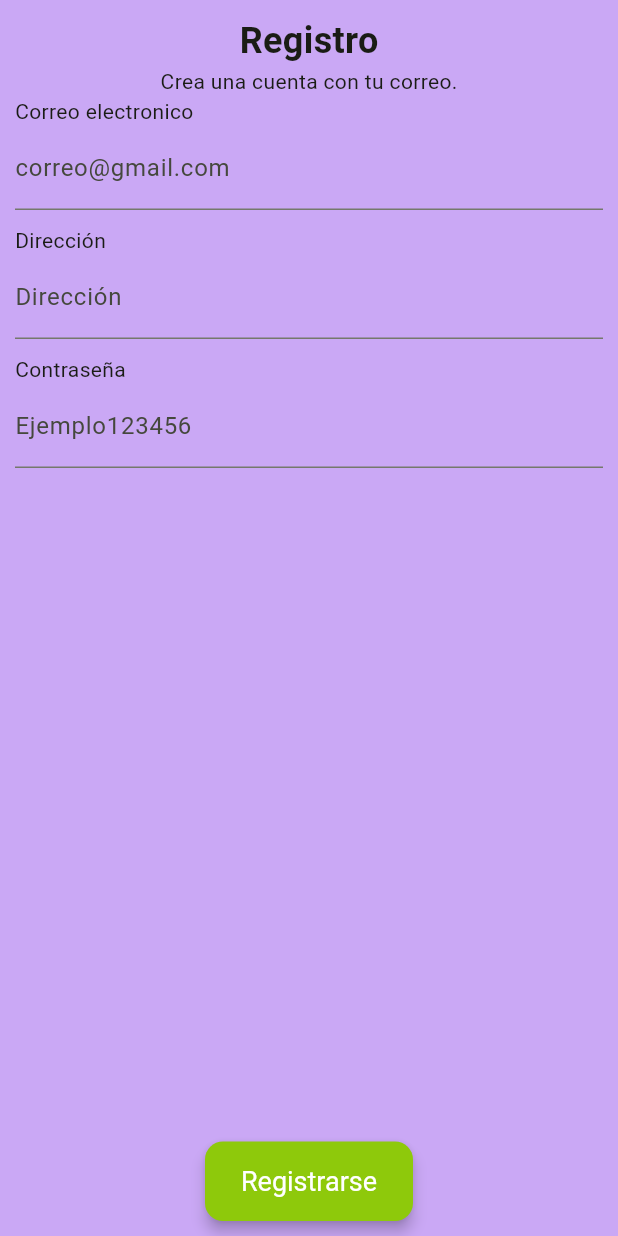
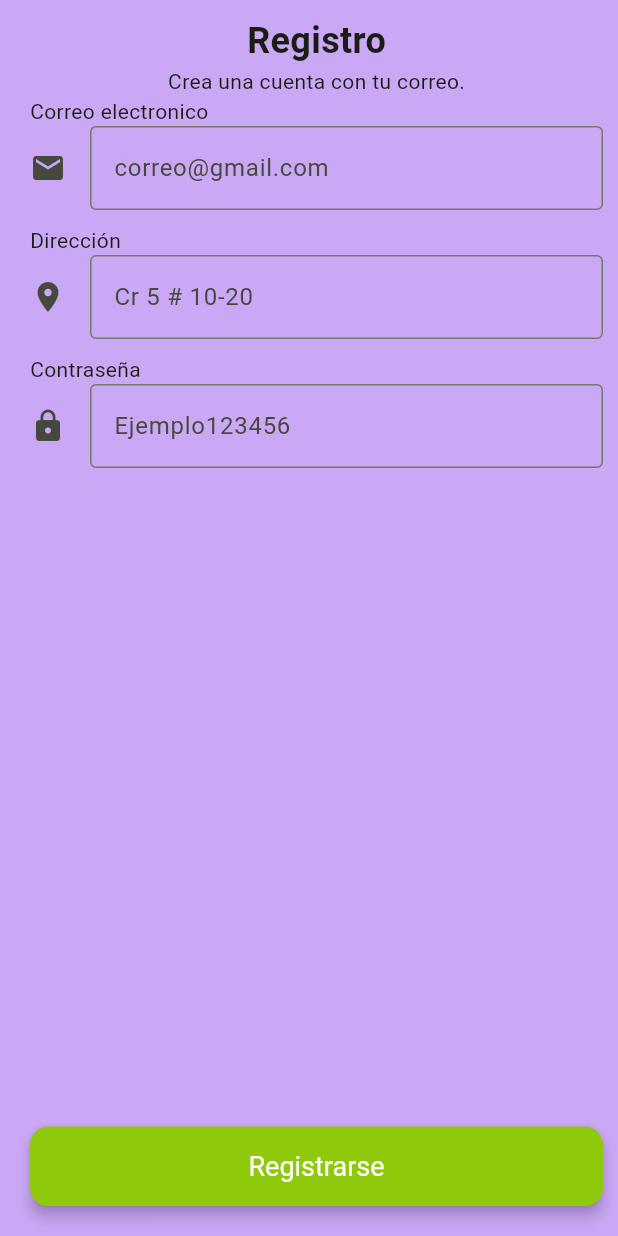
Before and after one commit to BrayanOB2003/recycling_app, a Flutter app: the screen it shows after launch, on a phone screen of 412 x 824 dp. Run offline on Flutter 3.47's test engine with Material 3 defaults, Android fonts, the phone set to English and light mode, and no system bars; our stand-ins replace cloud_firestore, firebase_auth, firebase_core, flutter_bloc; accounts and stored records are empty; Roboto replaces fonts that are missing (Inria Sans).

Commit message:
Mejoras de ux/ui en campos de texto y boton en progreso

```diff
--- a/lib/src/screens/auth/register_screen.dart
+++ b/lib/src/screens/auth/register_screen.dart
@@ -1,4 +1,5 @@
 import 'package:flutter/material.dart';
+import 'package:flutter/widgets.dart';
 import 'package:flutter_bloc/flutter_bloc.dart';
 import 'package:recycling_app/src/bloc/auth/auth_bloc.dart';
 import 'package:recycling_app/src/bloc/auth/events/auth_events.dart';
@@ -20,7 +21,7 @@ class RegisterScreen extends StatelessWidget {
       child: Scaffold(
         body: SafeArea(
               child: Padding(
-                padding: const EdgeInsets.fromLTRB(10, 10, 10, 10),
+                padding: const EdgeInsets.fromLTRB(20, 10, 10, 20),
                 child: Form(
                     key: _formKey,
                     child: Column(
@@ -36,6 +37,9 @@ class RegisterScreen extends StatelessWidget {
                         textFields(),
                         const Spacer(),
                         ElevatedButton(
+                          style: ButtonStyle(
+                            minimumSize: WidgetStateProperty.all(const Size(400, 50)),
+                          ),
                           onPressed: () {
                             validateForm()? registerUser(context): null;
                           },
@@ -57,7 +61,9 @@ class RegisterScreen extends StatelessWidget {
         const Text("Correo electronico"),
         TextFormField(
           decoration: const InputDecoration(
+            icon: Icon(Icons.email),
             labelText: 'correo@gmail.com',
+            border: OutlineInputBorder(),
           ),
           controller: emailController,
           validator: emailValidator,
@@ -68,7 +74,9 @@ class RegisterScreen extends StatelessWidget {
         const Text("Dirección"),
         TextFormField(
           decoration: const InputDecoration(
-            labelText: 'Dirección',
+            icon: Icon(Icons.location_on),
+            labelText: 'Cr 5 # 10-20',
+            border: OutlineInputBorder(),
           ),
           controller: addressController,
           validator: generalValidator,
@@ -80,7 +88,9 @@ class RegisterScreen extends StatelessWidget {
         TextFormField(
           obscureText: true,
           decoration: const InputDecoration(
+            icon: Icon(Icons.lock),
             labelText: 'Ejemplo123456',
+            border: OutlineInputBorder(),
           ),
           controller: passwordController,
           validator: generalValidator,
```
Also changed, not shown: lib/src/bloc/auth/auth_bloc.dart (+6 -3 lines).
